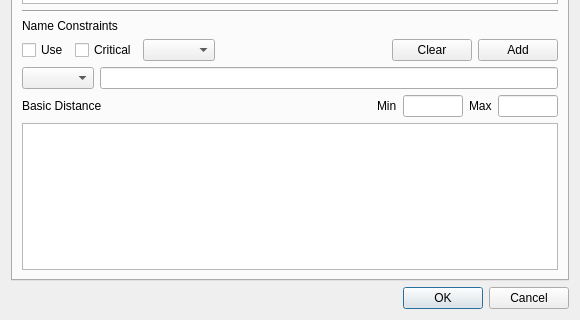
First picture: the form in CertMan/make_cert_profile_dlg.ui, repository jykim74/CertMan, before the edit; both pictures show x 0 to 580 and y 350 to 670 of the 580 by 670 pixel window.
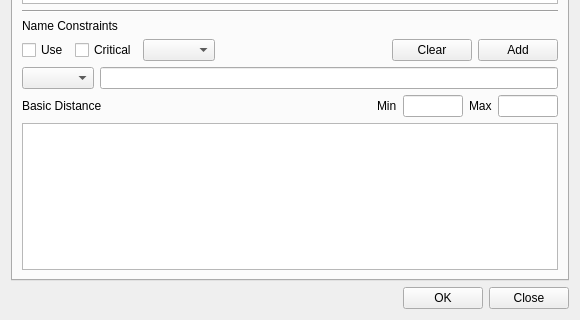
Second picture: the form after the edit.

The edit to the form file:
```diff
--- a/CertMan/make_cert_profile_dlg.ui
+++ b/CertMan/make_cert_profile_dlg.ui
@@ -1607,14 +1607,38 @@
     </widget>
    </item>
    <item>
-    <widget class="QDialogButtonBox" name="buttonBox">
-     <property name="orientation">
-      <enum>Qt::Horizontal</enum>
+    <layout class="QGridLayout" name="gridLayout_29">
+     <property name="topMargin">
+      <number>0</number>
      </property>
-     <property name="standardButtons">
-      <set>QDialogButtonBox::Cancel|QDialogButtonBox::Ok</set>
-     </property>
-    </widget>
+     <item row="0" column="2">
+      <widget class="QPushButton" name="mCloseBtn">
+       <property name="text">
+        <string>Close</string>
+       </property>
+      </widget>
+     </item>
+     <item row="0" column="1">
+      <widget class="QPushButton" name="mOKBtn">
+       <property name="text">
+        <string>OK</string>
+       </property>
+      </widget>
+     </item>
+     <item row="0" column="0">
+      <spacer name="horizontalSpacer_18">
+       <property name="orientation">
+        <enum>Qt::Horizontal</enum>
+       </property>
+       <property name="sizeHint" stdset="0">
+        <size>
+         <width>40</width>
+         <height>20</height>
+        </size>
+       </property>
+      </spacer>
+     </item>
+    </layout>
    </item>
   </layout>
  </widget>
```
Left out of the diff: 35 changed lines with no effect on the pictures.
